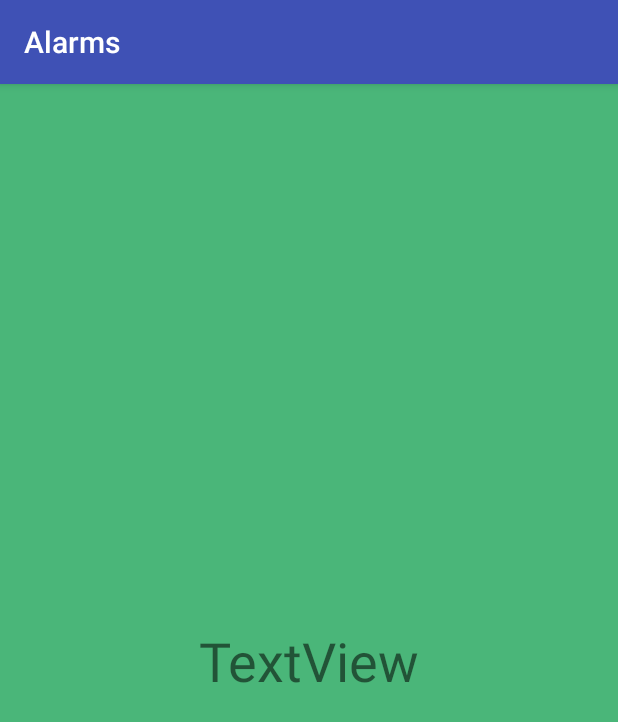
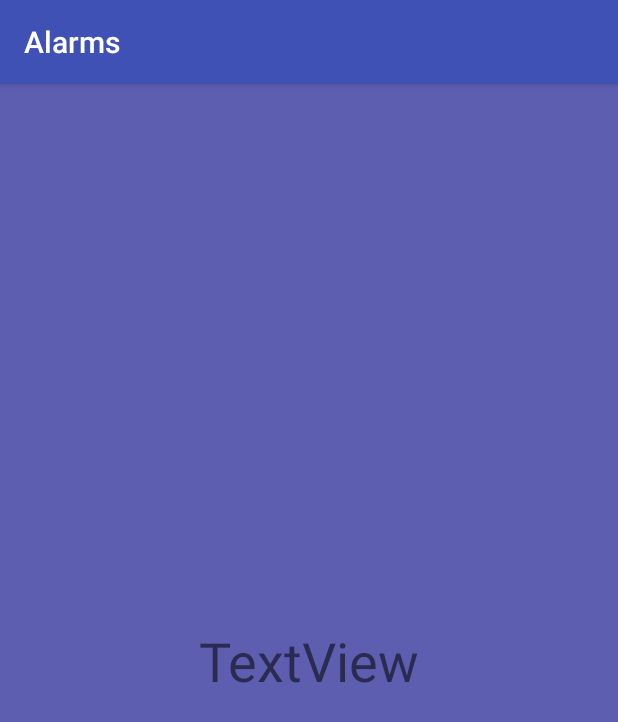
Before and after one commit to RomainRoche/android-alarms-loop, an Android app: the screen it shows after launch (MainActivity), on a phone screen of 412 x 824 dp. Shown: the top 722 px of the screen. Run offline under Robolectric (Android 15) with nearby library versions, the phone set to English and light mode, and no system bars.

```diff
--- a/app/src/main/java/com/romainroche/alarms/ColorChangingView.java
+++ b/app/src/main/java/com/romainroche/alarms/ColorChangingView.java
@@ -1,6 +1,7 @@
 package com.romainroche.alarms;
 
 import android.content.Context;
+import android.content.res.Resources;
 import android.graphics.Canvas;
 import android.util.AttributeSet;
 import android.util.Log;
@@ -12,16 +13,34 @@ import android.view.View;
 
 public class ColorChangingView extends View {
 
-    public int fromColor;
-    public int toColor;
-    public long fadeTime = (long)(3.0 * 60 * 1000.0); // in milliseconds
+    private int fromColor, fromRed, fromGreen, fromBlue;
+    private int toColor, toRed, toGreen, toBlue;
+    public long fadeTime = (long)(1.0 * 10 * 1000.0); // in milliseconds
     public long targetTime = (long)0;
 
     public ColorChangingView(Context context, AttributeSet attrs) {
         super(context, attrs);
-        this.fromColor = R.color.background0;
-        this.toColor = R.color.background1;
+        this.setFromColorResource(R.color.background0);
+        this.setToColorResource(R.color.background1);
         this.setBackgroundResource(this.fromColor);
+    }
+
+    public int getFromColorResource() { return this.fromColor; }
+    public void setFromColorResource(int resourceId) {
+        this.fromColor = resourceId;
+        int from = this.getResources().getInteger(this.fromColor);
+        this.fromRed = (from >> 16) & 0xff;
+        this.fromGreen = (from >> 8) & 0xff;
+        this.fromBlue = (from) & 0xff;
+    }
+
+    public int getToColorResource() { return this.toColor; }
+    public void setToColorResource(int resourceId) {
+        this.toColor = resourceId;
+        int to = this.getResources().getInteger(this.toColor);
+        this.toRed = (to >> 16) & 0xff;
+        this.toGreen = (to >> 8) & 0xff;
+        this.toBlue = (to) & 0xff;
     }
 
     @Override
@@ -30,8 +49,8 @@ public class ColorChangingView extends View {
         if (timestamp > this.targetTime && this.targetTime != 0) {
             this.targetTime = 0;
             int tmpColor = this.fromColor;
-            this.fromColor = toColor;
-            this.toColor = tmpColor;
+            this.setFromColorResource(this.toColor);
+            this.setToColorResource(tmpColor);
         }
         if (this.targetTime == 0) {
             this.targetTime = timestamp + this.fadeTime;
@@ -39,19 +58,9 @@ public class ColorChangingView extends View {
         long deltaT = this.targetTime - timestamp;
         float ratio = 1 - ((float)deltaT / (float)this.fadeTime);
 
-        int color0 = getResources().getInteger(this.fromColor);
-        int color0R = (color0 >> 16) & 0xff;
-        int color0G = (color0 >> 8) & 0xff;
-        int color0B = (color0) & 0xff;
-
-        int color1 = getResources().getInteger(this.toColor);
-        int color1R = (color1 >> 16) & 0xff;
-        int color1G = (color1 >> 8) & 0xff;
-        int color1B = (color1) & 0xff;
-
-        int resR = color0R + (int)((color1R - color0R) * ratio);
-        int resG = color0G + (int)((color1G - color0G) * ratio);
-        int resB = color0B + (int)((color1B - color0B) * ratio);
+        int resR = this.fromRed + (int)((this.toRed - this.fromRed) * ratio);
+        int resG = this.fromGreen + (int)((this.toGreen - this.fromGreen) * ratio);
+        int resB = this.fromBlue + (int)((this.toBlue - this.fromBlue) * ratio);
         int res = (255 & 0xff) << 24 | (resR & 0xff) << 16 | (resG & 0xff) << 8 | (resB & 0xff);
 
         this.setBackgroundColor(res);
```
